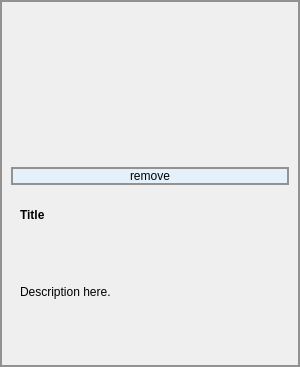
Qt form copyclare/ui/video_card_my_ex.ui (MotionInput/Team14-CopyClare) before a commit.
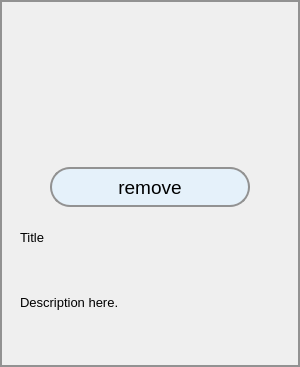
The same form after that commit.

Commit message: Font, button, etc. changes

Diff of the .ui file:
```diff
--- a/copyclare/ui/video_card_my_ex.ui
+++ b/copyclare/ui/video_card_my_ex.ui
@@ -56,10 +56,28 @@
      </property>
     </widget>
    </item>
-   <item>
+   <item alignment="Qt::AlignHCenter">
     <widget class="QPushButton" name="remove_btn">
-    <property name="styleSheet">
-               <string notr="true">background-color: #E5F1FA; COLOR: #000000;</string>
+     <property name="minimumSize">
+      <size>
+       <width>200</width>
+       <height>40</height>
+      </size>
+     </property>
+     <property name="maximumSize">
+      <size>
+       <width>200</width>
+       <height>16777215</height>
+      </size>
+     </property>
+     <property name="font">
+      <font>
+       <family>Arial</family>
+       <pointsize>14</pointsize>
+      </font>
+     </property>
+     <property name="styleSheet">
+      <string notr="true">border-radius:20px; background-color: #E5F1FA; COLOR: #000000;</string>
      </property>
      <property name="text">
       <string>remove</string>
@@ -68,6 +86,11 @@
    </item>
    <item>
     <widget class="QScrollArea" name="scrollArea">
+     <property name="font">
+      <font>
+       <family>Arial</family>
+      </font>
+     </property>
      <property name="styleSheet">
       <string notr="true">border: 0px;</string>
      </property>
@@ -85,8 +108,8 @@
        <rect>
         <x>0</x>
         <y>0</y>
-        <width>288</width>
-        <height>167</height>
+        <width>282</width>
+        <height>147</height>
        </rect>
       </property>
       <layout class="QVBoxLayout" name="verticalLayout_2">
@@ -100,8 +123,10 @@
          </property>
          <property name="font">
           <font>
-           <weight>75</weight>
-           <bold>true</bold>
+           <family>Arial</family>
+           <pointsize>10</pointsize>
+           <weight>50</weight>
+           <bold>false</bold>
           </font>
          </property>
          <property name="styleSheet">
@@ -114,6 +139,12 @@
        </item>
        <item>
         <widget class="QLabel" name="description">
+         <property name="font">
+          <font>
+           <family>Arial</family>
+           <pointsize>10</pointsize>
+          </font>
+         </property>
          <property name="styleSheet">
           <string notr="true">border: none;</string>
          </property>
```
The commit also changes 11 other files.
